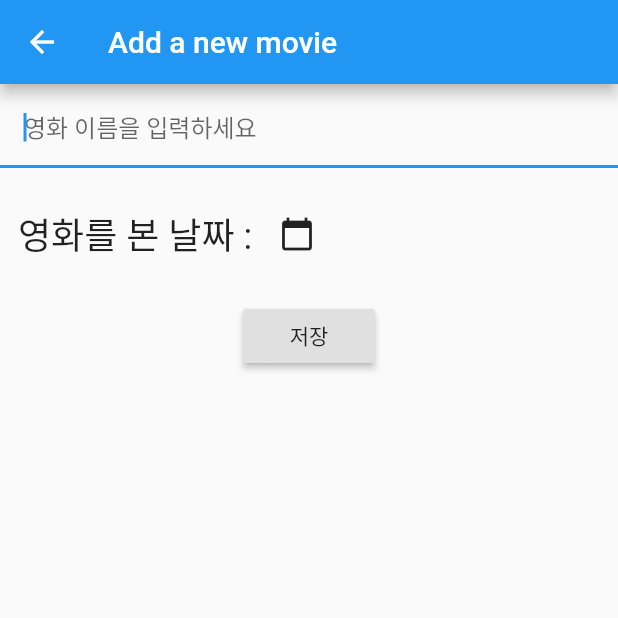
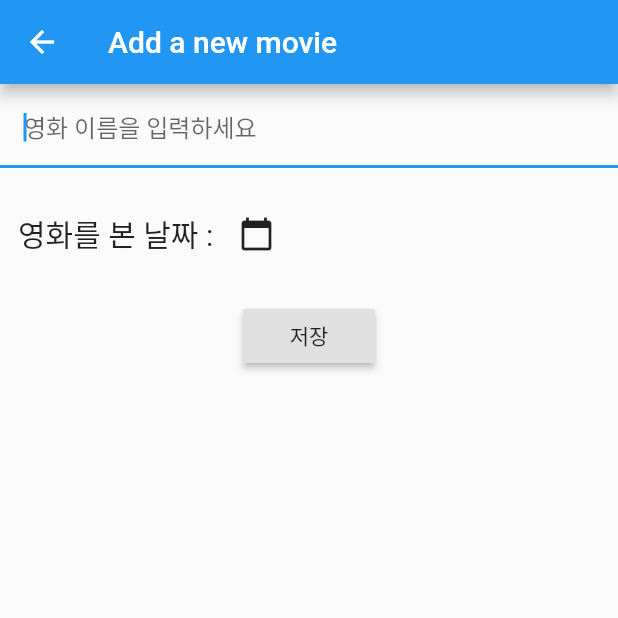
Before and after one commit to kyh980909/my_movie_list, a Flutter app: the AddMovieScreen screen opened directly, on a phone screen of 412 x 824 dp, the top half of it. Run offline on Flutter 3.47's test engine with Material 2 defaults, Android fonts, the phone set to English and light mode, and no system bars; our stand-ins replace flutter_datetime_picker, flutter_slidable, fluttertoast, sqflite; accounts and stored records are empty.

Commit message:
영화 입력 받는 부분 예외처리 추가

```diff
--- a/lib/addMovieScreen.dart
+++ b/lib/add_movie_screen.dart
@@ -4,6 +4,7 @@ import 'package:fluttertoast/fluttertoast.dart';
 import 'package:intl/intl.dart';
 import 'Database/DBHelper.dart';
 import 'Model/movie.dart';
+import 'dart:io' show Platform;
 
 class AddMovieScreen extends StatefulWidget {
   @override
@@ -38,11 +39,11 @@ class _AddMovieScreenState extends State<AddMovieScreen> {
                 ),
                 Text(
                   '영화를 본 날짜 : ',
-                  style: TextStyle(fontSize: 24.0),
+                  style: TextStyle(fontSize: 20.0),
                 ),
                 Text(
                   '$date',
-                  style: TextStyle(fontSize: 24.0),
+                  style: TextStyle(fontSize: 20.0),
                 ),
                 IconButton(
                   icon: Icon(Icons.calendar_today),
@@ -62,8 +63,15 @@ class _AddMovieScreenState extends State<AddMovieScreen> {
           ),
           RaisedButton(
             onPressed: () {
-              submitMovie(title.text);
-              Navigator.pop(context);
+              if(title.text == '') {
+                Fluttertoast.showToast(msg: '영화명을 입력해주세요', toastLength: Toast.LENGTH_SHORT);
+              }
+              else if(date == '') {
+                Fluttertoast.showToast(msg: '날짜를 입력해주세요.', toastLength: Toast.LENGTH_SHORT);
+              } else {
+                submitMovie(title.text);
+                Navigator.pop(context);
+              }
             },
             child: Text('저장'),
           )
--- a/lib/movie_list.dart
+++ b/lib/movie_list.dart
@@ -4,7 +4,7 @@ import 'package:fluttertoast/fluttertoast.dart';
 import 'Database/DBHelper.dart';
 import 'Model/movie.dart';
 
-import 'addMovieScreen.dart';
+import 'add_movie_screen.dart';
 
 Future<List<Movie>> getMoviesFromDB() async {
   var dbHelper = DBHelper();
```
